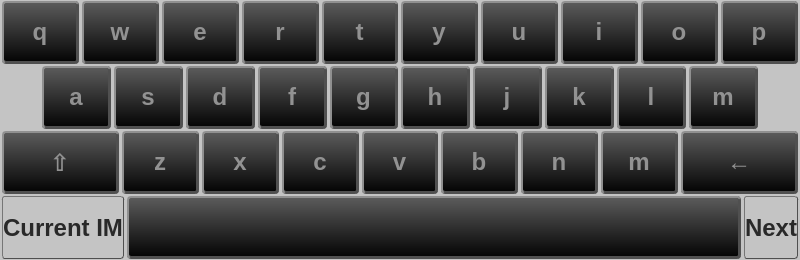
The window that src/QVirtualKeyboard.ui (drradwan/Qin) describes before a commit, drawn with Qt 5.
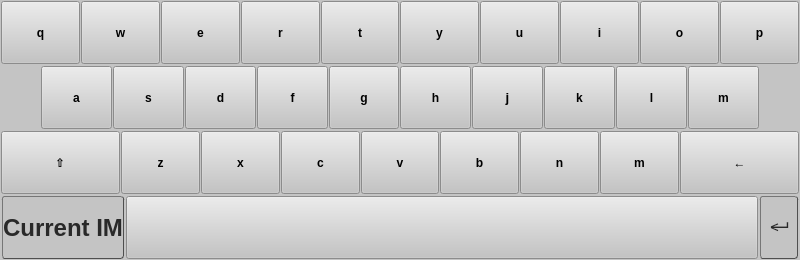
The same window after the commit.

Diff of the .ui file:
```diff
--- a/src/QVirtualKeyboard.ui
+++ b/src/QVirtualKeyboard.ui
@@ -50,7 +50,7 @@
     background-color: qlineargradient(x1: 0, y1: 0, x2: 0, y2: 1,
                                       stop: 0 #2D7D00, stop: 1 #7ED403);
 }
-
+N
 QToolButton {
     font: 24px;
     font-weight: bold;
@@ -1055,7 +1055,7 @@
           </size>
          </property>
          <property name="text">
-          <string>Next</string>
+          <string>↵</string>
          </property>
         </widget>
        </item>
```
